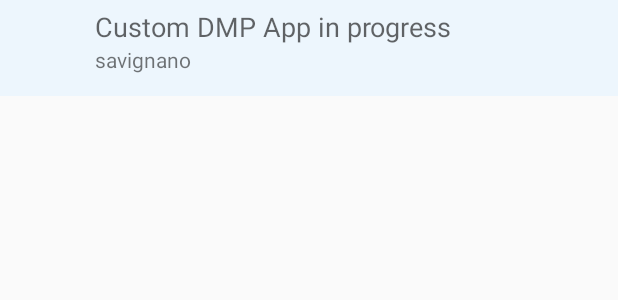
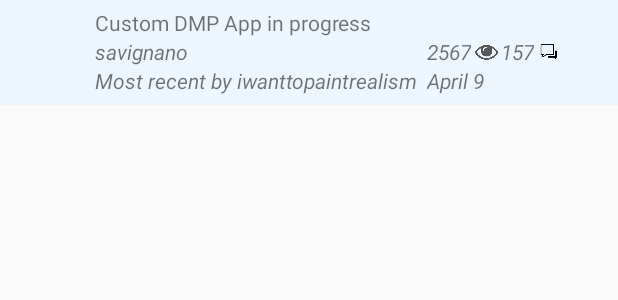
Before and after one commit to SaViGnAnO/DrawMixPaint, an Android app: the layout discussion_list_item.xml on its own in the app's theme, with its tools: preview values and no code run, on a phone screen of 412 x 824 dp. Shown: the top 300 px of the screen. Run offline under Robolectric (Android 15) with nearby library versions, the phone set to English and light mode, and no system bars.

Commit message:
finished with layout for recent discussions and variables for display in listview

```diff
--- a/DrawMixPaint/src/main/res/layout/discussion_list_item.xml
+++ b/DrawMixPaint/src/main/res/layout/discussion_list_item.xml
@@ -1,7 +1,7 @@
 <?xml version="1.0" encoding="utf-8"?>
 
 <RelativeLayout xmlns:android="http://schemas.android.com/apk/res/android"
-    android:layout_width="match_parent" android:layout_height="64dp"
+    android:layout_width="match_parent" android:layout_height="70dp"
     android:padding="5dp"
     android:background="#ffedf6fd">
 
@@ -21,13 +21,13 @@
     <TextView
         android:layout_width="wrap_content"
         android:layout_height="wrap_content"
-        android:textAppearance="?android:attr/textAppearanceMedium"
         android:text="Custom DMP App in progress"
         android:id="@+id/titleView"
         android:layout_alignTop="@+id/imageView"
         android:layout_toRightOf="@+id/imageView"
         android:layout_alignParentRight="true"
-        android:layout_alignParentEnd="true" />
+        android:layout_alignParentEnd="true"
+        android:singleLine="true" />
 
     <TextView
         android:layout_width="wrap_content"
@@ -37,5 +37,93 @@
         android:id="@+id/authorView"
         android:layout_below="@+id/titleView"
         android:layout_alignLeft="@+id/titleView"
-        android:layout_alignStart="@+id/titleView" />
+        android:layout_alignStart="@+id/titleView"
+        android:textStyle="italic"
+        android:singleLine="true" />
+
+    <TextView
+        android:layout_width="wrap_content"
+        android:layout_height="wrap_content"
+        android:textAppearance="?android:attr/textAppearanceSmall"
+        android:text="Most recent by iwanttopaintrealism"
+        android:id="@+id/lastCommentByView"
+        android:layout_below="@+id/authorView"
+        android:layout_toRightOf="@+id/imageView"
+        android:textStyle="italic"
+        android:layout_toLeftOf="@+id/lastCommentTimeView"
+        android:paddingRight="3dp"
+        android:overScrollMode="never"
+        android:singleLine="true" />
+
+    <TextView
+        android:layout_width="wrap_content"
+        android:layout_height="wrap_content"
+        android:textAppearance="?android:attr/textAppearanceSmall"
+        android:text="April 9"
+        android:id="@+id/lastCommentTimeView"
+        android:layout_alignTop="@+id/lastCommentByView"
+        android:textStyle="italic"
+        android:layout_alignLeft="@+id/viewsView"
+        android:singleLine="true" />
+
+    <TextView
+        android:layout_width="wrap_content"
+        android:layout_height="wrap_content"
+        android:textAppearance="?android:attr/textAppearanceSmall"
+        android:text="2567"
+        android:id="@+id/viewsView"
+        android:layout_alignTop="@+id/authorView"
+        android:layout_toLeftOf="@+id/imageView2"
+        android:layout_alignBottom="@+id/authorView"
+        android:textStyle="italic" />
+
+    <ImageView
+        android:layout_width="wrap_content"
+        android:layout_height="wrap_content"
+        android:id="@+id/imageView2"
+        android:scaleType="fitEnd"
+        android:adjustViewBounds="true"
+        android:cropToPadding="false"
+        android:layout_toLeftOf="@+id/commentsView"
+        android:layout_alignTop="@+id/authorView"
+        android:layout_alignBottom="@+id/authorView"
+        android:maxWidth="20dp"
+        android:src="@drawable/icon_eye" />
+
+    <TextView
+        android:layout_width="wrap_content"
+        android:layout_height="wrap_content"
+        android:textAppearance="?android:attr/textAppearanceSmall"
+        android:text="157"
+        android:id="@+id/commentsView"
+        android:layout_centerVertical="true"
+        android:layout_alignTop="@+id/authorView"
+        android:layout_alignBottom="@+id/authorView"
+        android:textStyle="italic"
+        android:layout_toLeftOf="@+id/imageView3" />
+
+    <ImageView
+        android:layout_width="wrap_content"
+        android:layout_height="wrap_content"
+        android:id="@+id/newCommentsImage"
+        android:src="@drawable/new_comments"
+        android:scaleType="fitStart"
+        android:adjustViewBounds="false"
+        android:layout_alignTop="@+id/authorView"
+        android:layout_alignBottom="@+id/authorView"
+        android:visibility="invisible"
+        android:layout_alignParentRight="true" />
+
+    <ImageView
+        android:layout_width="wrap_content"
+        android:layout_height="wrap_content"
+        android:id="@+id/imageView3"
+        android:src="@drawable/icon_comments"
+        android:scaleType="fitStart"
+        android:maxWidth="20dp"
+        android:adjustViewBounds="true"
+        android:layout_alignTop="@+id/authorView"
+        android:layout_alignBottom="@+id/authorView"
+        android:layout_toLeftOf="@+id/newCommentsImage" />
+
 </RelativeLayout>
```
Also changed, not shown: DrawMixPaint/src/main/java/com/ataxica/forumconnector/drawmixpaint/RecentDiscussionsActivity.java (+28 -2 lines), DrawMixPaint/src/main/java/com/ataxica/forumconnector/drawmixpaint/RecentDiscussionsAdapter.java (+25 -6 lines), DrawMixPaint/src/main/res/layout/activity_recent_discussions.xml (+24 -10 lines), DrawMixPaint/src/main/res/drawable-xhdpi/icon_comments.png (added), DrawMixPaint/src/main/res/drawable-xhdpi/icon_eye.png (added), DrawMixPaint/src/main/res/drawable-xhdpi/new_comments.png (added).
